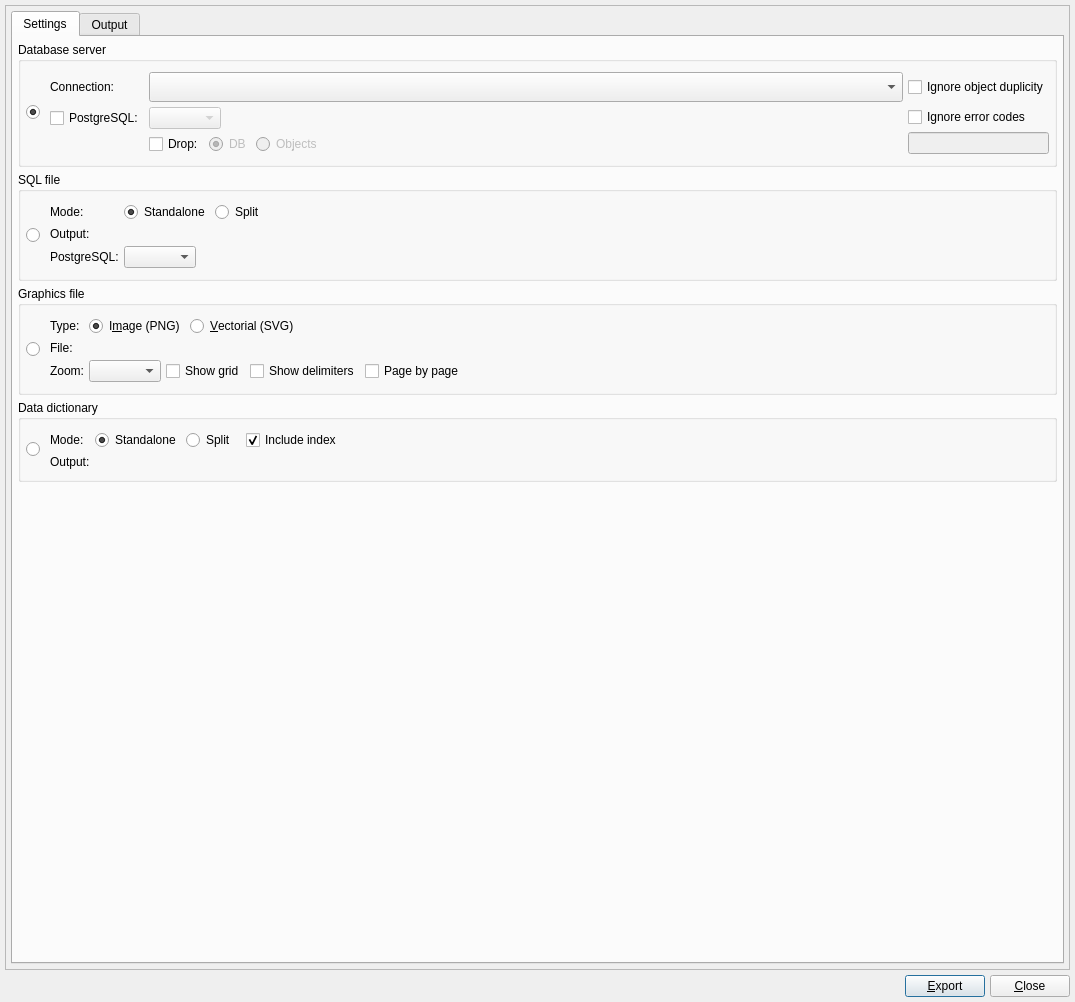
Qt form libs/libgui/ui/tools/modelexportform.ui (pgmodeler/pgmodeler) before a commit.
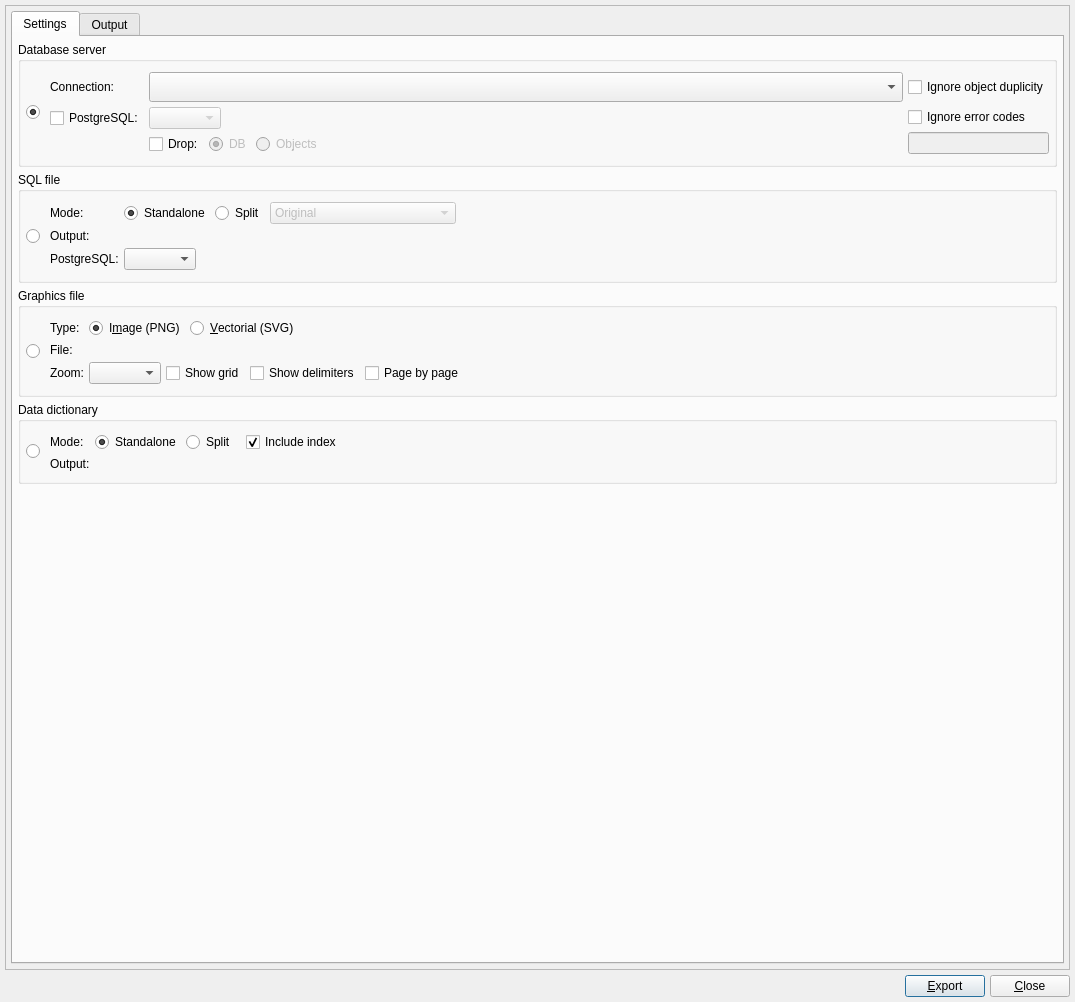
The same form after that commit. Icons and pictures are not drawn.

Commit message: Added split SQL code generation modes to export form.

Diff of the .ui file:
```diff
--- a/libs/libgui/ui/tools/modelexportform.ui
+++ b/libs/libgui/ui/tools/modelexportform.ui
@@ -693,6 +693,40 @@
                     </property>
                    </widget>
                   </item>
+                  <item>
+                   <widget class="QComboBox" name="code_options_cmb">
+                    <property name="enabled">
+                     <bool>false</bool>
+                    </property>
+                    <property name="sizePolicy">
+                     <sizepolicy hsizetype="Preferred" vsizetype="Fixed">
+                      <horstretch>0</horstretch>
+                      <verstretch>0</verstretch>
+                     </sizepolicy>
+                    </property>
+                    <property name="toolTip">
+                     <string>&lt;strong&gt;Original:&lt;/strong&gt; generates only the original SQL code of the selected object.&lt;br/&gt;&lt;br/&gt;&lt;strong&gt;Dependencies:&lt;/strong&gt; generates the original code including all dependencies needed to properly create the selected  object. &lt;br/&gt;&lt;br/&gt;&lt;strong&gt;Children:&lt;/strong&gt; generates the original code including all children's SQL code. This option is used only for schemas, tables, and views.</string>
+                    </property>
+                    <property name="statusTip">
+                     <string/>
+                    </property>
+                    <item>
+                     <property name="text">
+                      <string>Original</string>
+                     </property>
+                    </item>
+                    <item>
+                     <property name="text">
+                      <string>Original + depedencies' SQL</string>
+                     </property>
+                    </item>
+                    <item>
+                     <property name="text">
+                      <string>Original + children's SQL</string>
+                     </property>
+                    </item>
+                   </widget>
+                  </item>
                   <item>
                    <spacer name="horizontalSpacer_8">
                     <property name="orientation">
```
The commit also changes 7 other files.
